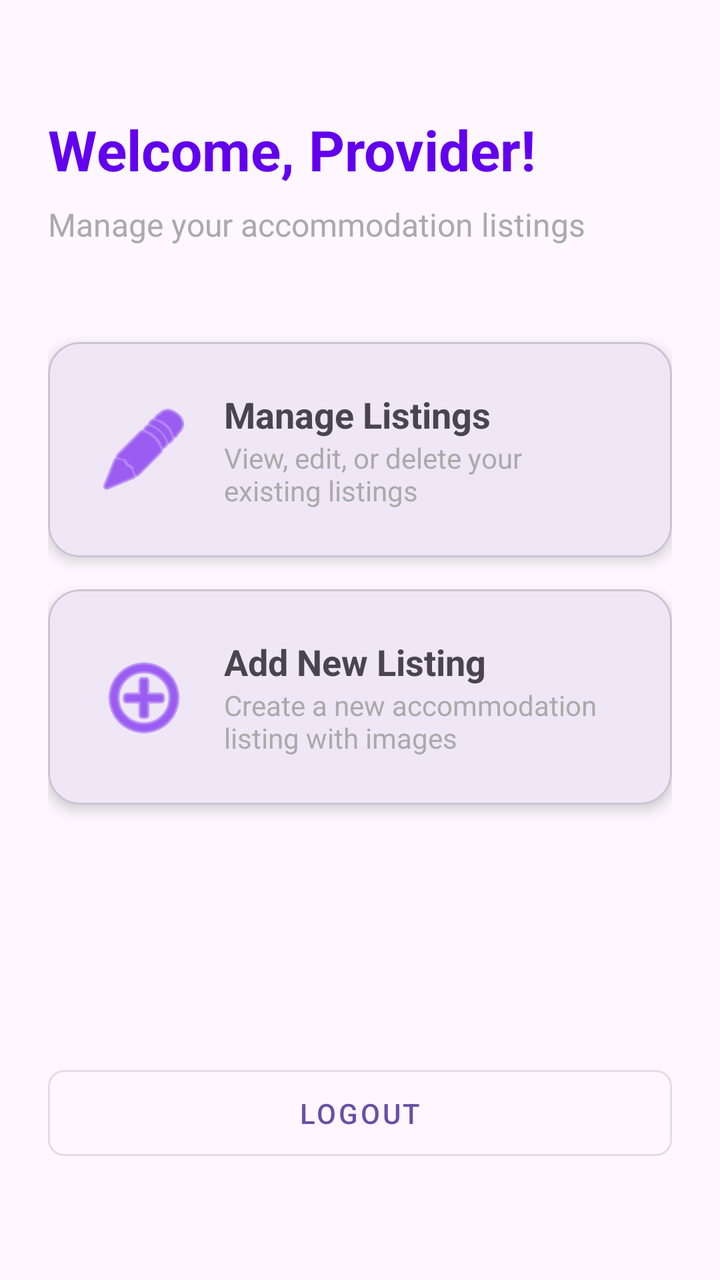
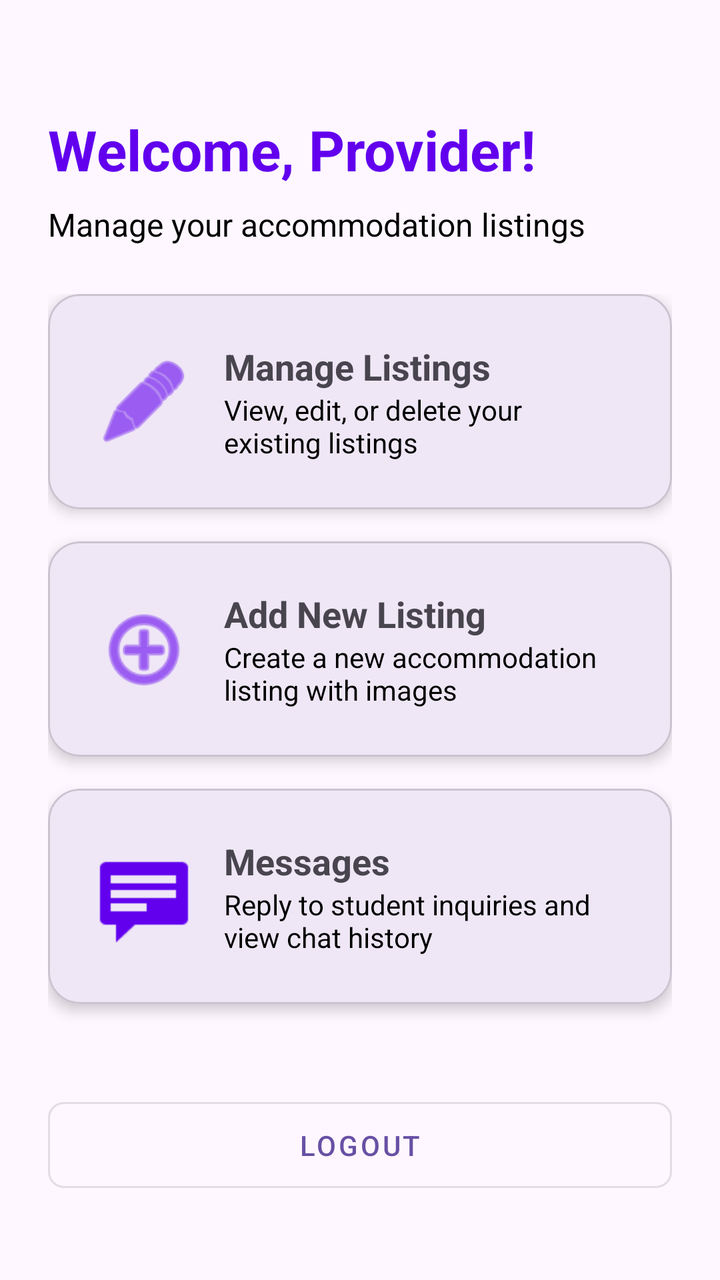

Two renders of the same Android screen: before a commit and after it. Below are the layout's source before the change and the commit's diff.
<!-- AndroidManifest.xml: application theme Theme.StudentAccomFinder -->
<!-- res/layout/activity_provider_dashboard.xml -->
<?xml version="1.0" encoding="utf-8"?>
<androidx.constraintlayout.widget.ConstraintLayout
    xmlns:android="http://schemas.android.com/apk/res/android"
    xmlns:app="http://schemas.android.com/apk/res-auto"
    android:layout_width="match_parent"
    android:layout_height="match_parent"
    android:padding="24dp">

    
    <TextView
        android:id="@+id/tvWelcome"
        android:layout_width="0dp"
        android:layout_height="wrap_content"
        android:text="@string/welcome_provider"
        android:textSize="28sp"
        android:textStyle="bold"
        android:textColor="@color/purple_500"
        app:layout_constraintTop_toTopOf="parent"
        app:layout_constraintStart_toStartOf="parent"
        app:layout_constraintEnd_toEndOf="parent"
        android:layout_marginTop="32dp"/>

    
    <TextView
        android:id="@+id/tvSubtitle"
        android:layout_width="0dp"
        android:layout_height="wrap_content"
        android:text="@string/provider_dashboard_subtitle"
        android:textSize="16sp"
        android:textColor="@android:color/darker_gray"
        app:layout_constraintTop_toBottomOf="@id/tvWelcome"
        app:layout_constraintStart_toStartOf="parent"
        app:layout_constraintEnd_toEndOf="parent"
        android:layout_marginTop="8dp"/>

    
    <com.google.android.material.card.MaterialCardView
        android:id="@+id/cardManage"
        android:layout_width="0dp"
        android:layout_height="wrap_content"
        app:cardCornerRadius="16dp"
        app:cardElevation="4dp"
        app:layout_constraintTop_toBottomOf="@id/tvSubtitle"
        app:layout_constraintStart_toStartOf="parent"
        app:layout_constraintEnd_toEndOf="parent"
        android:layout_marginTop="48dp">

        <androidx.constraintlayout.widget.ConstraintLayout
            android:layout_width="match_parent"
            android:layout_height="wrap_content"
            android:padding="24dp">

            <ImageView
                android:id="@+id/ivManageIcon"
                android:layout_width="48dp"
                android:layout_height="48dp"
                android:src="@android:drawable/ic_menu_edit"
                app:tint="@color/purple_500"
                app:layout_constraintStart_toStartOf="parent"
                app:layout_constraintTop_toTopOf="parent"
                app:layout_constraintBottom_toBottomOf="parent"/>

            <TextView
                android:id="@+id/tvManageTitle"
                android:layout_width="0dp"
                android:layout_height="wrap_content"
                android:text="@string/manage_listings"
                android:textSize="18sp"
                android:textStyle="bold"
                app:layout_constraintStart_toEndOf="@id/ivManageIcon"
                app:layout_constraintTop_toTopOf="parent"
                app:layout_constraintEnd_toEndOf="parent"
                android:layout_marginStart="16dp"/>

            <TextView
                android:id="@+id/tvManageDesc"
                android:layout_width="0dp"
                android:layout_height="wrap_content"
                android:text="@string/manage_listings_desc"
                android:textSize="14sp"
                android:textColor="@android:color/darker_gray"
                app:layout_constraintStart_toStartOf="@id/tvManageTitle"
                app:layout_constraintTop_toBottomOf="@id/tvManageTitle"
                app:layout_constraintEnd_toEndOf="parent"/>

        </androidx.constraintlayout.widget.ConstraintLayout>
    </com.google.android.material.card.MaterialCardView>

    
    <com.google.android.material.card.MaterialCardView
        android:id="@+id/cardAdd"
        android:layout_width="0dp"
        android:layout_height="wrap_content"
        app:cardCornerRadius="16dp"
        app:cardElevation="4dp"
        app:layout_constraintTop_toBottomOf="@id/cardManage"
        app:layout_constraintStart_toStartOf="parent"
        app:layout_constraintEnd_toEndOf="parent"
        android:layout_marginTop="16dp">

        <androidx.constraintlayout.widget.ConstraintLayout
            android:layout_width="match_parent"
            android:layout_height="wrap_content"
            android:padding="24dp">

            <ImageView
                android:id="@+id/ivAddIcon"
                android:layout_width="48dp"
                android:layout_height="48dp"
                android:src="@android:drawable/ic_menu_add"
                app:tint="@color/purple_500"
                app:layout_constraintStart_toStartOf="parent"
                app:layout_constraintTop_toTopOf="parent"
                app:layout_constraintBottom_toBottomOf="parent"/>

            <TextView
                android:id="@+id/tvAddTitle"
                android:layout_width="0dp"
                android:layout_height="wrap_content"
                android:text="@string/add_new_listing"
                android:textSize="18sp"
                android:textStyle="bold"
                app:layout_constraintStart_toEndOf="@id/ivAddIcon"
                app:layout_constraintTop_toTopOf="parent"
                app:layout_constraintEnd_toEndOf="parent"
                android:layout_marginStart="16dp"/>

            <TextView
                android:id="@+id/tvAddDesc"
                android:layout_width="0dp"
                android:layout_height="wrap_content"
                android:text="@string/add_new_listing_desc"
                android:textSize="14sp"
                android:textColor="@android:color/darker_gray"
                app:layout_constraintStart_toStartOf="@id/tvAddTitle"
                app:layout_constraintTop_toBottomOf="@id/tvAddTitle"
                app:layout_constraintEnd_toEndOf="parent"/>

        </androidx.constraintlayout.widget.ConstraintLayout>
    </com.google.android.material.card.MaterialCardView>

    
    <com.google.android.material.button.MaterialButton
        android:id="@+id/btnLogout"
        android:layout_width="0dp"
        android:layout_height="wrap_content"
        android:text="@string/logout"
        android:padding="12dp"
        app:cornerRadius="8dp"
        style="@style/Widget.MaterialComponents.Button.OutlinedButton"
        app:layout_constraintBottom_toBottomOf="parent"
        app:layout_constraintStart_toStartOf="parent"
        app:layout_constraintEnd_toEndOf="parent"
        android:layout_marginBottom="32dp"/>

</androidx.constraintlayout.widget.ConstraintLayout>
<!-- resources referenced by this layout -->
<resources>
  <color name="purple_500">#FF6200EE</color>
  <string name="add_new_listing">Add New Listing</string>
  <string name="add_new_listing_desc">Create a new accommodation listing with images</string>
  <string name="logout">Logout</string>
  <string name="manage_listings">Manage Listings</string>
  <string name="manage_listings_desc">View, edit, or delete your existing listings</string>
  <string name="provider_dashboard_subtitle">Manage your accommodation listings</string>
  <string name="welcome_provider">Welcome, Provider!</string>
  <style name="Theme.StudentAccomFinder" parent="Base.Theme.StudentAccomFinder" />
  <style name="Base.Theme.StudentAccomFinder" parent="Theme.Material3.DayNight.NoActionBar">
          
          
      </style>
</resources>

<!-- the commit's change to res/layout/activity_provider_dashboard.xml (unified diff, before → after) -->
@@ -27,117 +27,180 @@
         android:layout_height="wrap_content"
         android:text="@string/provider_dashboard_subtitle"
         android:textSize="16sp"
-        android:textColor="@android:color/darker_gray"
+        android:textColor="@color/black"
         app:layout_constraintTop_toBottomOf="@id/tvWelcome"
         app:layout_constraintStart_toStartOf="parent"
         app:layout_constraintEnd_toEndOf="parent"
         android:layout_marginTop="8dp"/>
 
     
-    <com.google.android.material.card.MaterialCardView
-        android:id="@+id/cardManage"
-        android:layout_width="0dp"
-        android:layout_height="wrap_content"
-        app:cardCornerRadius="16dp"
-        app:cardElevation="4dp"
+    <androidx.core.widget.NestedScrollView
+        android:layout_width="0dp"
+        android:layout_height="0dp"
         app:layout_constraintTop_toBottomOf="@id/tvSubtitle"
-        app:layout_constraintStart_toStartOf="parent"
-        app:layout_constraintEnd_toEndOf="parent"
-        android:layout_marginTop="48dp">
-
-        <androidx.constraintlayout.widget.ConstraintLayout
+        app:layout_constraintBottom_toTopOf="@id/btnLogout"
+        app:layout_constraintStart_toStartOf="parent"
+        app:layout_constraintEnd_toEndOf="parent"
+        android:layout_marginTop="24dp"
+        android:layout_marginBottom="16dp">
+
+        <LinearLayout
             android:layout_width="match_parent"
             android:layout_height="wrap_content"
-            android:padding="24dp">
-
-            <ImageView
-                android:id="@+id/ivManageIcon"
-                android:layout_width="48dp"
-                android:layout_height="48dp"
-                android:src="@android:drawable/ic_menu_edit"
-                app:tint="@color/purple_500"
-                app:layout_constraintStart_toStartOf="parent"
-                app:layout_constraintTop_toTopOf="parent"
-                app:layout_constraintBottom_toBottomOf="parent"/>
-
-            <TextView
-                android:id="@+id/tvManageTitle"
-                android:layout_width="0dp"
+            android:orientation="vertical">
+
+            
+            <com.google.android.material.card.MaterialCardView
+                android:id="@+id/cardManage"
+                android:layout_width="match_parent"
                 android:layout_height="wrap_content"
-                android:text="@string/manage_listings"
-                android:textSize="18sp"
-                android:textStyle="bold"
-                app:layout_constraintStart_toEndOf="@id/ivManageIcon"
-                app:layout_constraintTop_toTopOf="parent"
-                app:layout_constraintEnd_toEndOf="parent"
-                android:layout_marginStart="16dp"/>
-
-            <TextView
-                android:id="@+id/tvManageDesc"
-                android:layout_width="0dp"
+                app:cardCornerRadius="16dp"
+                app:cardElevation="4dp"
+                android:layout_marginBottom="16dp">
+
+                <androidx.constraintlayout.widget.ConstraintLayout
+                    android:layout_width="match_parent"
+                    android:layout_height="wrap_content"
+                    android:padding="24dp">
+
+                    <ImageView
+                        android:id="@+id/ivManageIcon"
+                        android:layout_width="48dp"
+                        android:layout_height="48dp"
+                        android:src="@android:drawable/ic_menu_edit"
+                        app:tint="@color/purple_500"
+                        app:layout_constraintStart_toStartOf="parent"
+                        app:layout_constraintTop_toTopOf="parent"
+                        app:layout_constraintBottom_toBottomOf="parent"/>
+
+                    <TextView
+                        android:id="@+id/tvManageTitle"
+                        android:layout_width="0dp"
+                        android:layout_height="wrap_content"
+                        android:text="@string/manage_listings"
+                        android:textSize="18sp"
+                        android:textStyle="bold"
+                        app:layout_constraintStart_toEndOf="@id/ivManageIcon"
+                        app:layout_constraintTop_toTopOf="parent"
+                        app:layout_constraintEnd_toEndOf="parent"
+                        android:layout_marginStart="16dp"/>
+
+                    <TextView
+                        android:id="@+id/tvManageDesc"
+                        android:layout_width="0dp"
+                        android:layout_height="wrap_content"
+                        android:text="@string/manage_listings_desc"
+                        android:textSize="14sp"
+                        android:textColor="@color/black"
+                        app:layout_constraintStart_toStartOf="@id/tvManageTitle"
+                        app:layout_constraintTop_toBottomOf="@id/tvManageTitle"
+                        app:layout_constraintEnd_toEndOf="parent"/>
+
+                </androidx.constraintlayout.widget.ConstraintLayout>
+            </com.google.android.material.card.MaterialCardView>
+
+            
+            <com.google.android.material.card.MaterialCardView
+                android:id="@+id/cardAdd"
+                android:layout_width="match_parent"
                 android:layout_height="wrap_content"
-                android:text="@string/manage_listings_desc"
-                android:textSize="14sp"
-                android:textColor="@android:color/darker_gray"
-                app:layout_constraintStart_toStartOf="@id/tvManageTitle"
-                app:layout_constraintTop_toBottomOf="@id/tvManageTitle"
-                app:layout_constraintEnd_toEndOf="parent"/>
-
-        </androidx.constraintlayout.widget.ConstraintLayout>
-    </com.google.android.material.card.MaterialCardView>
-
-    
-    <com.google.android.material.card.MaterialCardView
-        android:id="@+id/cardAdd"
-        android:layout_width="0dp"
-        android:layout_height="wrap_content"
-        app:cardCornerRadius="16dp"
-        app:cardElevation="4dp"
-        app:layout_constraintTop_toBottomOf="@id/cardManage"
-        app:layout_constraintStart_toStartOf="parent"
-        app:layout_constraintEnd_toEndOf="parent"
-        android:layout_marginTop="16dp">
-
-        <androidx.constraintlayout.widget.ConstraintLayout
-            android:layout_width="match_parent"
-            android:layout_height="wrap_content"
-            android:padding="24dp">
-
-            <ImageView
-                android:id="@+id/ivAddIcon"
-                android:layout_width="48dp"
-                android:layout_height="48dp"
-                android:src="@android:drawable/ic_menu_add"
-                app:tint="@color/purple_500"
-                app:layout_constraintStart_toStartOf="parent"
-                app:layout_constraintTop_toTopOf="parent"
-                app:layout_constraintBottom_toBottomOf="parent"/>
-
-            <TextView
-                android:id="@+id/tvAddTitle"
-                android:layout_width="0dp"
+                app:cardCornerRadius="16dp"
+                app:cardElevation="4dp"
+                android:layout_marginBottom="16dp">
+
+                <androidx.constraintlayout.widget.ConstraintLayout
+                    android:layout_width="match_parent"
+                    android:layout_height="wrap_content"
+                    android:padding="24dp">
+
+                    <ImageView
+                        android:id="@+id/ivAddIcon"
+                        android:layout_width="48dp"
+                        android:layout_height="48dp"
+                        android:src="@android:drawable/ic_menu_add"
+                        app:tint="@color/purple_500"
+                        app:layout_constraintStart_toStartOf="parent"
+                        app:layout_constraintTop_toTopOf="parent"
+                        app:layout_constraintBottom_toBottomOf="parent"/>
+
+                    <TextView
+                        android:id="@+id/tvAddTitle"
+                        android:layout_width="0dp"
+                        android:layout_height="wrap_content"
+                        android:text="@string/add_new_listing"
+                        android:textSize="18sp"
+                        android:textStyle="bold"
+                        app:layout_constraintStart_toEndOf="@id/ivAddIcon"
+                        app:layout_constraintTop_toTopOf="parent"
+                        app:layout_constraintEnd_toEndOf="parent"
+                        android:layout_marginStart="16dp"/>
+
+                    <TextView
+                        android:id="@+id/tvAddDesc"
+                        android:layout_width="0dp"
+                        android:layout_height="wrap_content"
+                        android:text="@string/add_new_listing_desc"
+                        android:textSize="14sp"
+                        android:textColor="@color/black"
+                        app:layout_constraintStart_toStartOf="@id/tvAddTitle"
+                        app:layout_constraintTop_toBottomOf="@id/tvAddTitle"
+                        app:layout_constraintEnd_toEndOf="parent"/>
+
+                </androidx.constraintlayout.widget.ConstraintLayout>
+            </com.google.android.material.card.MaterialCardView>
+
+            
+            <com.google.android.material.card.MaterialCardView
+                android:id="@+id/cardMessages"
+                android:layout_width="match_parent"
                 android:layout_height="wrap_content"
-                android:text="@string/add_new_listing"
-                android:textSize="18sp"
-                android:textStyle="bold"
-                app:layout_constraintStart_toEndOf="@id/ivAddIcon"
-                app:layout_constraintTop_toTopOf="parent"
-                app:layout_constraintEnd_toEndOf="parent"
-                android:layout_marginStart="16dp"/>
-
-            <TextView
-                android:id="@+id/tvAddDesc"
-                android:layout_width="0dp"
-                android:layout_height="wrap_content"
-                android:text="@string/add_new_listing_desc"
-                android:textSize="14sp"
-                android:textColor="@android:color/darker_gray"
-                app:layout_constraintStart_toStartOf="@id/tvAddTitle"
-                app:layout_constraintTop_toBottomOf="@id/tvAddTitle"
-                app:layout_constraintEnd_toEndOf="parent"/>
-
-        </androidx.constraintlayout.widget.ConstraintLayout>
-    </com.google.android.material.card.MaterialCardView>
+                app:cardCornerRadius="16dp"
+                app:cardElevation="4dp"
+                android:layout_marginBottom="16dp">
+
+                <androidx.constraintlayout.widget.ConstraintLayout
+                    android:layout_width="match_parent"
+                    android:layout_height="wrap_content"
+                    android:padding="24dp">
+
+                    <ImageView
+                        android:id="@+id/ivMessagesIcon"
+                        android:layout_width="48dp"
+                        android:layout_height="48dp"
+                        android:src="@android:drawable/stat_notify_chat"
+                        app:tint="@color/purple_500"
+                        app:layout_constraintStart_toStartOf="parent"
+                        app:layout_constraintTop_toTopOf="parent"
+                        app:layout_constraintBottom_toBottomOf="parent"/>
+
+                    <TextView
+                        android:id="@+id/tvMessagesTitle"
+                        android:layout_width="0dp"
+                        android:layout_height="wrap_content"
+                        android:text="@string/messages"
+                        android:textSize="18sp"
+                        android:textStyle="bold"
+                        app:layout_constraintStart_toEndOf="@id/ivMessagesIcon"
+                        app:layout_constraintTop_toTopOf="parent"
+                        app:layout_constraintEnd_toEndOf="parent"
+                        android:layout_marginStart="16dp"/>
+
+                    <TextView
+                        android:id="@+id/tvMessagesDesc"
+                        android:layout_width="0dp"
+                        android:layout_height="wrap_content"
+                        android:text="@string/messages_desc"
+                        android:textSize="14sp"
+                        android:textColor="@color/black"
+                        app:layout_constraintStart_toStartOf="@id/tvMessagesTitle"
+                        app:layout_constraintTop_toBottomOf="@id/tvMessagesTitle"
+                        app:layout_constraintEnd_toEndOf="parent"/>
+
+                </androidx.constraintlayout.widget.ConstraintLayout>
+            </com.google.android.material.card.MaterialCardView>
+
+        </LinearLayout>
+    </androidx.core.widget.NestedScrollView>
 
     
     <com.google.android.material.button.MaterialButton
@@ -151,6 +214,6 @@
         app:layout_constraintBottom_toBottomOf="parent"
         app:layout_constraintStart_toStartOf="parent"
         app:layout_constraintEnd_toEndOf="parent"
-        android:layout_marginBottom="32dp"/>
+        android:layout_marginBottom="16dp"/>
 
 </androidx.constraintlayout.widget.ConstraintLayout>
<!-- resource entries referenced after the edit -->
@@ -1,11 +1,14 @@
 <!-- resources referenced by this layout -->
 <resources>
+  <color name="black">#FF000000</color>
   <color name="purple_500">#FF6200EE</color>
   <string name="add_new_listing">Add New Listing</string>
   <string name="add_new_listing_desc">Create a new accommodation listing with images</string>
   <string name="logout">Logout</string>
   <string name="manage_listings">Manage Listings</string>
   <string name="manage_listings_desc">View, edit, or delete your existing listings</string>
+  <string name="messages">Messages</string>
+  <string name="messages_desc">Reply to student inquiries and view chat history</string>
   <string name="provider_dashboard_subtitle">Manage your accommodation listings</string>
   <string name="welcome_provider">Welcome, Provider!</string>
   <style name="Theme.StudentAccomFinder" parent="Base.Theme.StudentAccomFinder" />
